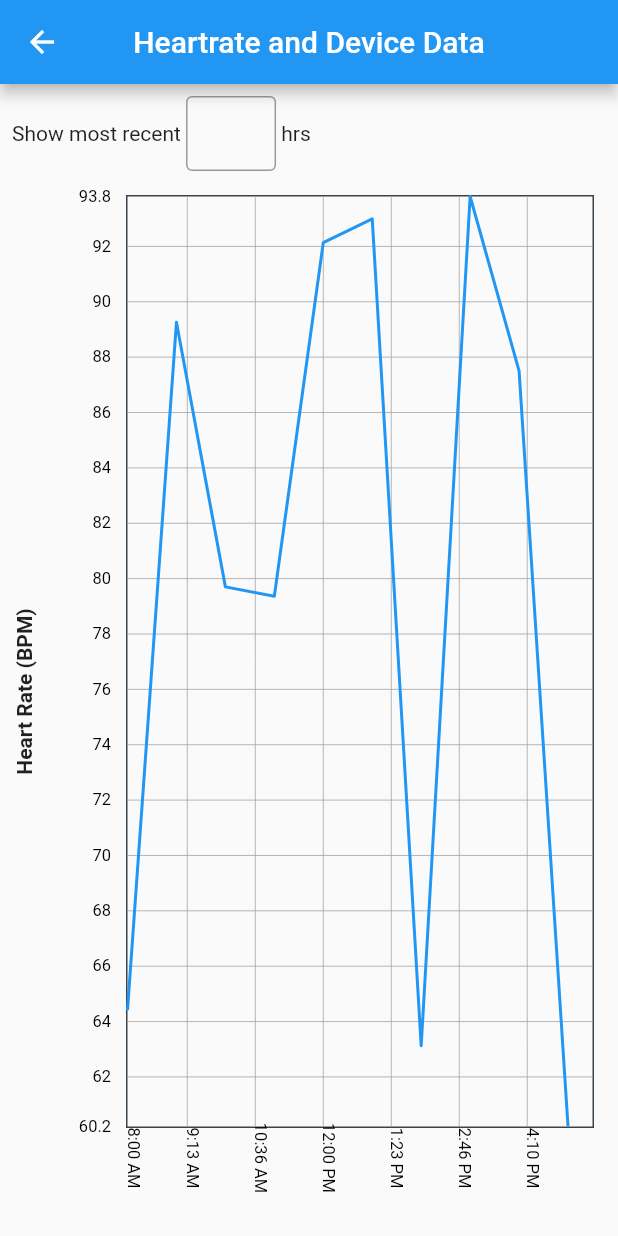
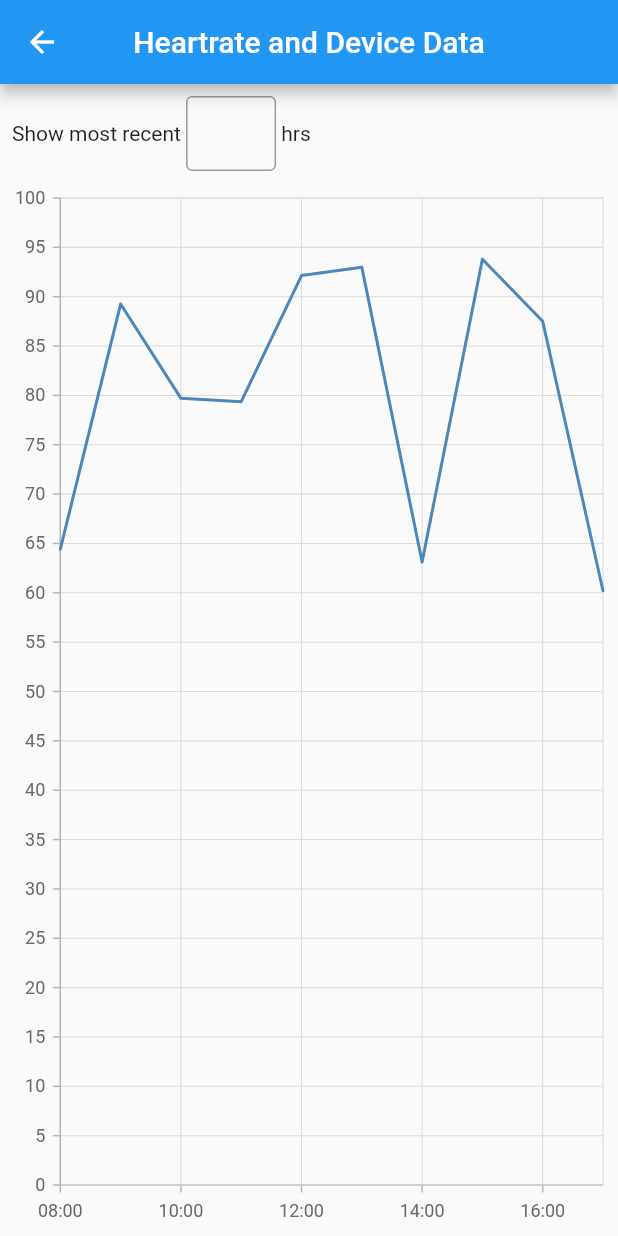
Before and after one commit to TylerHight/Que-App, a Flutter app: the DataScreen screen opened directly, on a phone screen of 412 x 824 dp. Run offline on Flutter 3.47's test engine with Material 2 defaults, Android fonts, the phone set to English and light mode, and no system bars; drawn by our look-alikes of fl_chart; our stand-ins replace syncfusion_flutter_charts.

Commit message:
switched to syncfusion_flutter_charts

```diff
--- a/lib/main_screens/data_screen/data_screen.dart
+++ b/lib/main_screens/data_screen/data_screen.dart
@@ -1,5 +1,5 @@
 import 'package:flutter/material.dart';
-import 'package:fl_chart/fl_chart.dart';
+import 'package:syncfusion_flutter_charts/charts.dart';
 import 'generated_hr_data.dart';
 
 class DataScreen extends StatefulWidget {
@@ -15,23 +15,6 @@ class _DataScreenState extends State<DataScreen> {
   );
 
   int recentHoursToShow = 8; // Default value
-
-  double leftPadding = 8.0;
-  double rightPadding = 16;
-  double topPadding = 8.0;
-  double bottomPadding = 32;
-
-  // Custom function to format time
-  String formatTime(int hour, int minute) {
-    String period = 'AM';
-    if (hour >= 12) {
-      period = 'PM';
-      if (hour > 12) {
-        hour -= 12;
-      }
-    }
-    return '$hour:${minute.toString().padLeft(2, '0')} $period';
-  }
 
   @override
   Widget build(BuildContext context) {
@@ -68,87 +51,18 @@ class _DataScreenState extends State<DataScreen> {
           ),
           Expanded(
             child: Center(
-              child: Padding(
-                padding: EdgeInsets.fromLTRB(leftPadding, topPadding, rightPadding, bottomPadding),
-                child: Row(
-                  children: [
-                    // Y-axis title
-                    RotatedBox(
-                      quarterTurns: -1, // Rotate counterclockwise
-                      child: Text(
-                        'Heart Rate (BPM)',
-                        style: TextStyle(
-                          fontWeight: FontWeight.bold,
-                        ),
-                      ),
-                    ),
-                    SizedBox(width: 20), // Adjust the spacing between title and chart
-                    Expanded( // Ensure the chart takes up available space
-                      child: LineChart(
-                        LineChartData(
-                          gridData: FlGridData(
-                            show: true,
-                            drawHorizontalLine: true,
-                            drawVerticalLine: true,
-                          ),
-                          titlesData: FlTitlesData(
-                            leftTitles: SideTitles(
-                              showTitles: true,
-                              reservedSize: 30,
-                              margin: 10,
-                            ),
-                            bottomTitles: SideTitles(
-                              showTitles: true,
-                              reservedSize: 30,
-                              margin: 10,
-                              rotateAngle: 90, // Rotate labels to be vertical
-                              getTitles: (value) {
-                                final DateTime dateTime = DateTime.fromMillisecondsSinceEpoch(value.toInt());
-                                final int hour = dateTime.hour;
-                                final int minute = dateTime.minute;
-
-                                // Check if it's outside the desired range (8 AM - 5 PM)
-                                if (hour < 8 || (hour == 17 && minute > 0) || hour > 17) {
-                                  return '';
-                                }
-
-                                return formatTime(hour, minute);
-                              },
-                            ),
-                            topTitles: SideTitles(
-                              showTitles: false,
-                            ),
-                            rightTitles: SideTitles(
-                              showTitles: false,
-                            ),
-                          ),
-                          borderData: FlBorderData(
-                            show: true,
-                            border: Border.all(color: const Color(0xff37434d), width: 1),
-                          ),
-                          minX: DateTime(DateTime.now().year, DateTime.now().month, DateTime.now().day, 8, 0, 0).millisecondsSinceEpoch.toDouble(),
-                          maxX: DateTime(DateTime.now().year, DateTime.now().month, DateTime.now().day, 17, 30, 0).millisecondsSinceEpoch.toDouble(),
-                          minY: heartRateData.values.reduce((min, val) => val < min ? val : min).toDouble(),
-                          maxY: heartRateData.values.reduce((max, val) => val > max ? val : max).toDouble(),
-                          lineBarsData: [
-                            LineChartBarData(
-                              spots: heartRateData.entries
-                                  .map((entry) => FlSpot(
-                                entry.key.millisecondsSinceEpoch.toDouble(),
-                                entry.value,
-                              ))
-                                  .toList(),
-                              isCurved: false,
-                              colors: [Colors.blue],
-                              dotData: FlDotData(show: false),
-                              belowBarData: BarAreaData(show: false),
-                            ),
-                          ],
-                        ),
-                      ),
-                    ),
-                  ],
+              child: SfCartesianChart(
+                primaryXAxis: DateTimeAxis(),
+                primaryYAxis: NumericAxis(
+                  interval: 5, // Set the interval to 5 to show labels in multiples of 5
                 ),
+                series: <ChartSeries>[
+                  LineSeries<MapEntry<DateTime, double>, DateTime>(
+                    dataSource: heartRateData.entries.toList(),
+                    xValueMapper: (MapEntry<DateTime, double> entry, _) => entry.key,
+                    yValueMapper: (MapEntry<DateTime, double> entry, _) => entry.value,
+                  ),
+                ],
               ),
             ),
           ),
--- a/pubspec.yaml
+++ b/pubspec.yaml
@@ -31,7 +31,7 @@ dependencies:
   flutter:
     sdk: flutter
   flutter_svg: ^0.22.0
-  fl_chart: ^0.41.0
+  syncfusion_flutter_charts: ^23.1.39  # Use the latest version
 
 
   # The following adds the Cupertino Icons font to your application.
```
